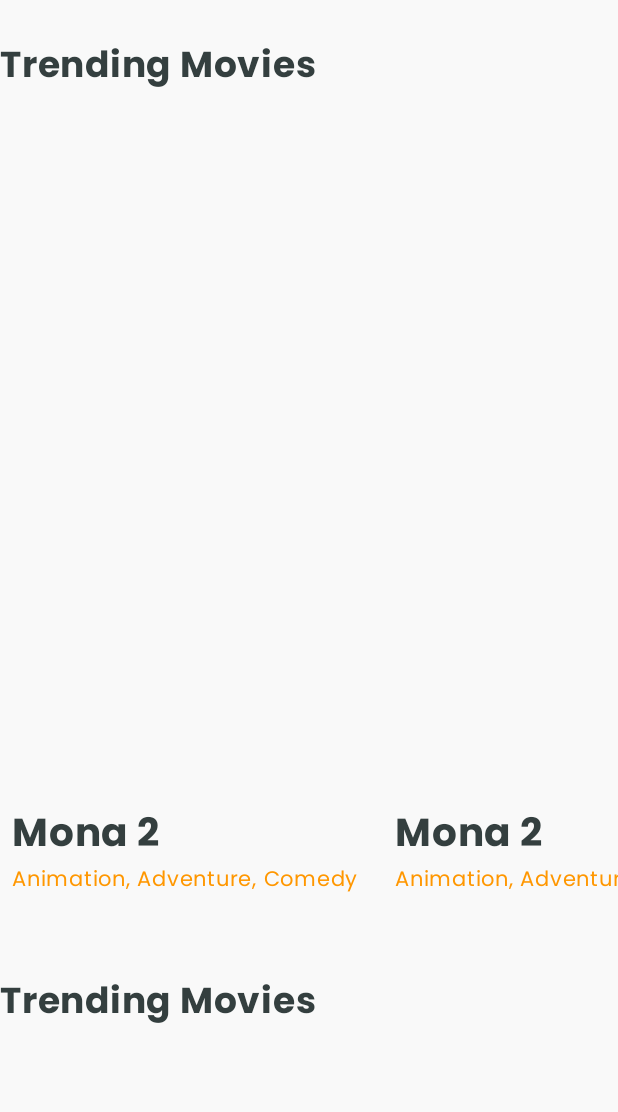
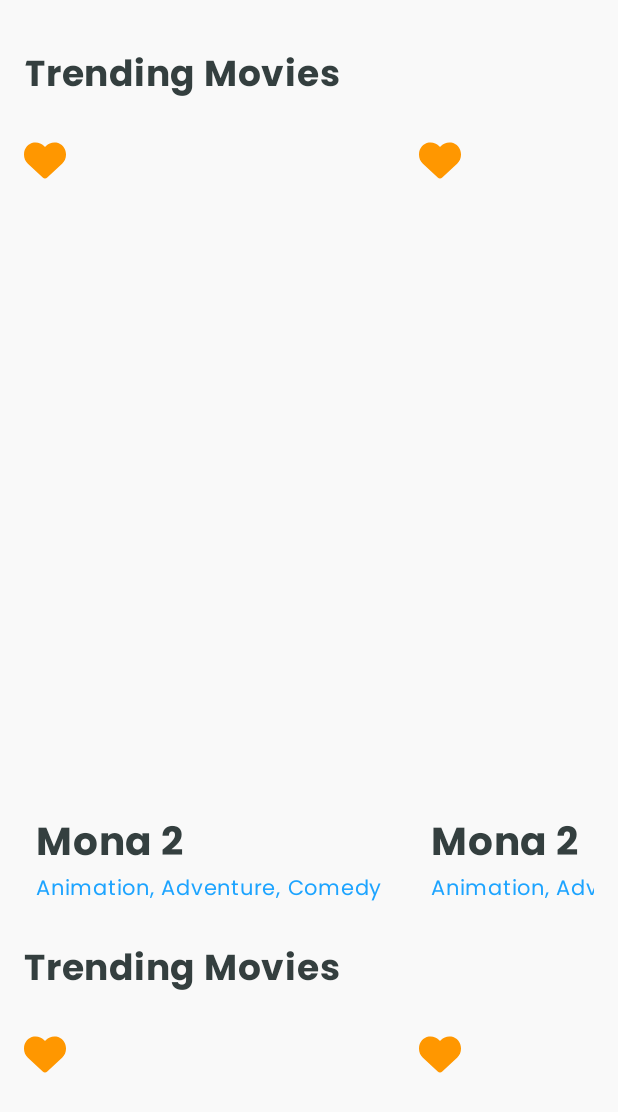
Before and after one commit to LanceAziz/TweetyTube, an Android app built with Jetpack Compose: the composable NavigationComponent shown on its own in the app's theme, on a phone screen of 412 x 824 dp. Shown: the top 1112 px of the screen. Run offline under Robolectric (Android 15) with nearby library versions, the phone set to English and light mode, and no system bars; pictures from the network do not load; 2 statements that could not run were skipped.

```diff
--- a/app/src/main/java/com/example/tweetytube/MainActivity.kt
+++ b/app/src/main/java/com/example/tweetytube/MainActivity.kt
@@ -4,15 +4,11 @@ import android.os.Bundle
 import androidx.activity.ComponentActivity
 import androidx.activity.compose.setContent
 import androidx.activity.enableEdgeToEdge
-import androidx.compose.foundation.layout.Box
-import androidx.compose.foundation.layout.Column
 import androidx.compose.foundation.layout.WindowInsets
-import androidx.compose.foundation.layout.fillMaxSize
 import androidx.compose.foundation.layout.padding
 import androidx.compose.foundation.shape.RoundedCornerShape
 import androidx.compose.material3.Scaffold
 import androidx.compose.runtime.Composable
-import androidx.compose.ui.Alignment
 import androidx.compose.ui.Modifier
 import androidx.compose.ui.draw.clip
 import androidx.compose.ui.unit.dp
@@ -21,12 +17,12 @@ import androidx.navigation.NavHostController
 import androidx.navigation.compose.NavHost
 import androidx.navigation.compose.composable
 import androidx.navigation.compose.rememberNavController
-import com.example.tweetytube.presentation.components.bottom_navbar.BottomNavbar
-import com.example.tweetytube.presentation.components.top_bar.TopBar
-import com.example.tweetytube.presentation.screens.Screen.*
-import com.example.tweetytube.presentation.screens.favorites.Favorites
-import com.example.tweetytube.presentation.screens.home.Home
-import com.example.tweetytube.presentation.screens.profile.Profile
+import com.example.tweetytube.movie_list.presentation.components.bottom_navbar.BottomNavbar
+import com.example.tweetytube.movie_list.presentation.components.top_bar.TopBar
+import com.example.tweetytube.movie_list.presentation.screens.Screen.*
+import com.example.tweetytube.movie_list.presentation.screens.favorites.Favorites
+import com.example.tweetytube.movie_list.presentation.screens.home.Home
+import com.example.tweetytube.movie_list.presentation.screens.profile.Profile
 import com.example.tweetytube.ui.theme.AppTheme
 
 class MainActivity : ComponentActivity() {
@@ -39,24 +35,13 @@ class MainActivity : ComponentActivity() {
                 val navController = rememberNavController()
                 Scaffold(
                     topBar = { TopBar() },
+                    bottomBar = { BottomNavbar(navController = navController) },
                     contentWindowInsets = WindowInsets(0.dp),
                 ) { innerPadding ->
-                    Box(modifier = Modifier.fillMaxSize()) {
-                        Column(
-                            modifier = Modifier
-                                .padding(start = 16.dp, end = 16.dp, bottom = 110.dp, top = 16.dp)
-                        ) {
-                            NavigationComponent(
-                                modifier = Modifier.padding(innerPadding),
-                                navController = navController
-                            )
-                        }
-                        BottomNavbar(
-                            navController = navController,
-                            modifier = Modifier.align(Alignment.BottomCenter)
-                        )
-                    }
-
+                    NavigationComponent(
+                        modifier = Modifier.padding(innerPadding),
+                        navController = navController
+                    )
                 }
             }
         }
@@ -64,9 +49,11 @@ class MainActivity : ComponentActivity() {
 }
 
 @Composable
-fun NavigationComponent(modifier: Modifier=Modifier, navController: NavHostController) {
+fun NavigationComponent(modifier: Modifier = Modifier, navController: NavHostController) {
     NavHost(
-        modifier = modifier.clip(RoundedCornerShape(36.dp)),
+        modifier = modifier
+            .padding(16.dp)
+            .clip(RoundedCornerShape(36.dp)),
         navController = navController,
         startDestination = HomeScreen
     ) {
--- /dev/null
+++ b/app/src/main/java/com/example/tweetytube/movie_list/presentation/components/movie_card/MovieCard.kt
@@ -0,0 +1,79 @@
+package com.example.tweetytube.movie_list.presentation.components.movie_card
+
+import androidx.compose.foundation.background
+import androidx.compose.foundation.clickable
+import androidx.compose.foundation.layout.Arrangement
+import androidx.compose.foundation.layout.Box
+import androidx.compose.foundation.layout.Column
+import androidx.compose.foundation.layout.fillMaxSize
+import androidx.compose.foundation.layout.fillMaxWidth
+import androidx.compose.foundation.layout.height
+import androidx.compose.foundation.layout.padding
+import androidx.compose.foundation.layout.size
+import androidx.compose.foundation.shape.RoundedCornerShape
+import androidx.compose.material3.Icon
+import androidx.compose.material3.MaterialTheme
+import androidx.compose.material3.Text
+import androidx.compose.runtime.Composable
+import androidx.compose.ui.Alignment
+import androidx.compose.ui.unit.dp
+import androidx.compose.ui.Modifier
+import androidx.compose.ui.draw.clip
+import androidx.compose.ui.graphics.Color
+import androidx.compose.ui.layout.ContentScale
+import androidx.compose.ui.res.painterResource
+import androidx.compose.ui.text.font.FontWeight
+import androidx.compose.ui.unit.sp
+import coil.compose.AsyncImage
+import com.example.tweetytube.R
+import com.example.tweetytube.ui.theme.*
+
+@Composable
+fun MovieCard() {
+    Column {
+        Box {
+            AsyncImage(
+                model = "https://image.tmdb.org/t/p/w500/yh64qw9mgXBvlaWDi7Q9tpUBAvH.jpg",
+                contentDescription = "Image with rounded corners",
+                modifier = Modifier
+                    .height(450.dp)
+                    .clip(RoundedCornerShape(28.dp)),
+                contentScale = ContentScale.Crop
+            )
+            Column(
+                modifier = Modifier
+                    .fillMaxWidth()
+                    .align(Alignment.TopEnd)
+                    .padding(top = 18.dp, end = 18.dp)
+            ) {
+                Icon(
+                    modifier = Modifier
+                        .size(28.dp)
+                        .clickable { TODO("Implement Favorites") },
+                    painter = painterResource(id = R.drawable.heart_solid),
+                    contentDescription = "Favorite Button",
+                    tint = secondaryLight
+                )
+            }
+
+        }
+
+        Column(
+            modifier = Modifier
+                .fillMaxSize()
+                .padding(start = 8.dp, top = 18.dp)
+        ) {
+            Text(
+                text = "Mona 2",
+                fontWeight = FontWeight.Bold,
+                fontSize = 26.sp,
+                color = MaterialTheme.colorScheme.outline,
+            )
+            Text(
+                text = "Animation, Adventure, Comedy",
+                fontSize = 14.sp,
+                color = primaryLight
+            )
+        }
+    }
+}
--- a/app/src/main/java/com/example/tweetytube/presentation/components/top_bar/TopBar.kt
+++ b/app/src/main/java/com/example/tweetytube/movie_list/presentation/components/top_bar/TopBar.kt
@@ -1,4 +1,4 @@
-package com.example.tweetytube.presentation.components.top_bar
+package com.example.tweetytube.movie_list.presentation.components.top_bar
 
 import androidx.compose.foundation.Image
 import androidx.compose.foundation.clickable
--- a/app/src/main/java/com/example/tweetytube/presentation/screens/Screen.kt
+++ b/app/src/main/java/com/example/tweetytube/movie_list/presentation/screens/Screen.kt
@@ -1,4 +1,4 @@
-package com.example.tweetytube.presentation.screens
+package com.example.tweetytube.movie_list.presentation.screens
 
 import kotlinx.serialization.Serializable
 
--- a/app/src/main/java/com/example/tweetytube/presentation/screens/details/actor_details/actor_details.kt
+++ b/app/src/main/java/com/example/tweetytube/movie_list/presentation/screens/details/actor_details/actor_details.kt
@@ -1,4 +1,4 @@
-package com.example.tweetytube.presentation.screens.details.actor_details
+package com.example.tweetytube.movie_list.presentation.screens.details.actor_details
 
 import androidx.compose.material3.Text
 import androidx.compose.runtime.Composable
--- a/app/src/main/java/com/example/tweetytube/presentation/screens/details/movie_details/movie_details.kt
+++ b/app/src/main/java/com/example/tweetytube/movie_list/presentation/screens/details/movie_details/movie_details.kt
@@ -1,4 +1,4 @@
-package com.example.tweetytube.presentation.screens.details.movie_details
+package com.example.tweetytube.movie_list.presentation.screens.details.movie_details
 
 import androidx.compose.material3.Text
 import androidx.compose.runtime.Composable
--- a/app/src/main/java/com/example/tweetytube/presentation/screens/favorites/Favorites.kt
+++ b/app/src/main/java/com/example/tweetytube/movie_list/presentation/screens/favorites/Favorites.kt
@@ -1,4 +1,4 @@
-package com.example.tweetytube.presentation.screens.favorites
+package com.example.tweetytube.movie_list.presentation.screens.favorites
 
 import androidx.compose.material3.Text
 import androidx.compose.runtime.Composable
--- a/app/src/main/java/com/example/tweetytube/presentation/screens/home/Home.kt
+++ b/app/src/main/java/com/example/tweetytube/movie_list/presentation/screens/home/Home.kt
@@ -1,9 +1,8 @@
-package com.example.tweetytube.presentation.screens.home
+package com.example.tweetytube.movie_list.presentation.screens.home
 
 
 import androidx.compose.foundation.layout.Box
-import androidx.compose.foundation.layout.Spacer
-import androidx.compose.foundation.layout.height
+import androidx.compose.foundation.layout.PaddingValues
 import androidx.compose.foundation.layout.padding
 import androidx.compose.foundation.lazy.LazyColumn
 import androidx.compose.foundation.lazy.LazyRow
@@ -14,13 +13,12 @@ import androidx.compose.ui.Modifier
 import androidx.compose.ui.text.font.FontWeight
 import androidx.compose.ui.unit.dp
 import androidx.compose.ui.unit.sp
-import com.example.tweetytube.presentation.components.movie_card.MovieCard
+import com.example.tweetytube.movie_list.presentation.components.movie_card.MovieCard
 
 @Composable
 fun Home() {
-    LazyColumn {
+    LazyColumn(contentPadding = PaddingValues(vertical = 16.dp)) {
         items(3) {
-            Spacer(Modifier.height(26.dp))
             Text(
                 text = "Trending Movies",
                 fontWeight = FontWeight.Bold,
@@ -28,14 +26,13 @@ fun Home() {
                 fontSize = 24.sp,
                 modifier = Modifier.padding(bottom = 8.dp)
             )
-            LazyRow {
+            LazyRow(modifier = Modifier.padding(bottom = 24.dp)) {
                 items(5) {
-                    Box(modifier = Modifier.padding(end = 16.dp)) {
+                    Box(modifier = Modifier.padding(end = 24.dp)) {
                         MovieCard()
                     }
                 }
             }
-            Spacer(Modifier.height(26.dp))
         }
     }
 }
--- a/app/src/main/java/com/example/tweetytube/presentation/screens/profile/Profile.kt
+++ b/app/src/main/java/com/example/tweetytube/movie_list/presentation/screens/profile/Profile.kt
@@ -1,4 +1,4 @@
-package com.example.tweetytube.presentation.screens.profile
+package com.example.tweetytube.movie_list.presentation.screens.profile
 
 import androidx.compose.material3.Text
 import androidx.compose.runtime.Composable
--- a/app/src/main/java/com/example/tweetytube/presentation/components/movie_card/MovieCard.kt
+++ /dev/null
@@ -1,49 +0,0 @@
-package com.example.tweetytube.presentation.components.movie_card
-
-import androidx.compose.foundation.layout.Column
-import androidx.compose.foundation.layout.fillMaxSize
-import androidx.compose.foundation.layout.height
-import androidx.compose.foundation.layout.padding
-import androidx.compose.foundation.shape.RoundedCornerShape
-import androidx.compose.material3.MaterialTheme
-import androidx.compose.material3.Text
-import androidx.compose.runtime.Composable
-import androidx.compose.ui.unit.dp
-import androidx.compose.ui.Modifier
-import androidx.compose.ui.draw.clip
-import androidx.compose.ui.layout.ContentScale
-import androidx.compose.ui.text.font.FontWeight
-import androidx.compose.ui.unit.sp
-import coil.compose.AsyncImage
-
-@Composable
-fun MovieCard() {
-    Column {
-        AsyncImage(
-            model = "https://image.tmdb.org/t/p/w500/yh64qw9mgXBvlaWDi7Q9tpUBAvH.jpg",
-            contentDescription = "Image with rounded corners",
-            modifier = Modifier
-                .height(450.dp)
-                .clip(RoundedCornerShape(28.dp)),
-            contentScale = ContentScale.Crop
-        )
-        Column(modifier = Modifier
-            .fillMaxSize()
-            .padding(start = 8.dp, top = 18.dp)) {
-            Text(
-                text = "Mona 2",
-                fontWeight = FontWeight.Bold,
-                fontSize = 26.sp,
-                color = MaterialTheme.colorScheme.outline
-            )
-            Text(
-                text = "Animation, Adventure, Comedy",
-                fontSize = 14.sp,
-                color = MaterialTheme.colorScheme.secondary
-            )
-        }
-
-    }
-
-
-}
--- a/build.gradle.kts
+++ b/build.gradle.kts
@@ -4,4 +4,5 @@ plugins {
     alias(libs.plugins.kotlin.android) apply false
     alias(libs.plugins.kotlin.compose) apply false
     alias(libs.plugins.jetbrainsKotlinSerialization) apply false
+    id("com.google.dagger.hilt.android") version "2.51.1" apply false
 }
```
Also changed, not shown: app/build.gradle.kts (+35 -6 lines), app/src/main/java/com/example/tweetytube/movie_list/presentation/components/bottom_navbar/BottomNavbar.kt (renamed from app/src/main/java/com/example/tweetytube/presentation/components/bottom_navbar/BottomNavbar.kt, +5 -7 lines), app/src/main/res/drawable/heart_outline.xml (added, +9 -0 lines), app/src/main/res/drawable/temp_image.jpg (deleted).
